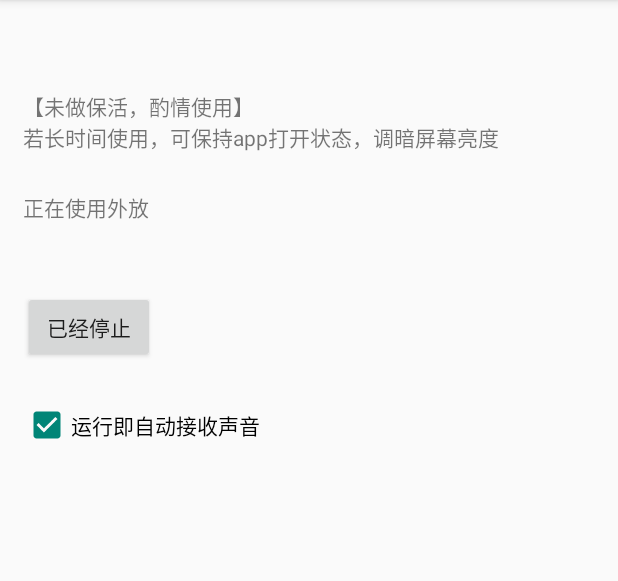
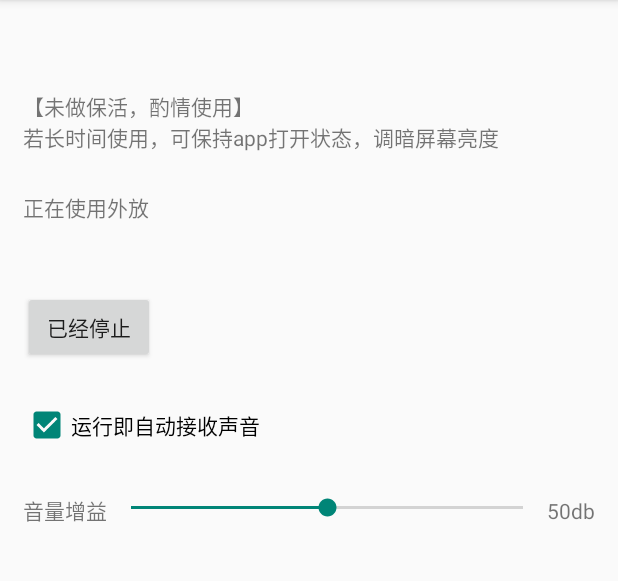
Before and after one commit to lg1256/HeadsetPlayback, an Android app: the screen it shows after launch (MainActivity), on a phone screen of 412 x 824 dp, the part 84-665 px from its top. Run offline under Robolectric (Android 15) with nearby library versions, the phone set to English and light mode, and no system bars; our stand-ins replace ButterKnife.

Commit message:
0.7。音量增益

```diff
--- a/app/build.gradle
+++ b/app/build.gradle
@@ -25,6 +25,10 @@ android {
         sourceCompatibility JavaVersion.VERSION_1_8
         targetCompatibility JavaVersion.VERSION_1_8
     }
+
+    lintOptions {
+        abortOnError false
+    }
 }
 
 dependencies {
--- a/app/src/main/AndroidManifest.xml
+++ b/app/src/main/AndroidManifest.xml
@@ -4,6 +4,8 @@
 
     <uses-permission android:name="android.permission.RECORD_AUDIO" /> <!-- 录音 -->
     <uses-permission android:name="android.permission.BLUETOOTH" />
+
+    <uses-permission android:name="android.permission.FOREGROUND_SERVICE"/>
 
     <application
         android:name=".HeadApp"
@@ -21,6 +23,8 @@
                 <category android:name="android.intent.category.LAUNCHER" />
             </intent-filter>
         </activity>
+
+        <service android:name=".RecordService"/>
     </application>
 
 </manifest>
--- a/app/src/main/java/com/cuiweiyou/headsetplayback/MainActivity.java
+++ b/app/src/main/java/com/cuiweiyou/headsetplayback/MainActivity.java
@@ -12,11 +12,13 @@ import android.graphics.BitmapFactory;
 import android.graphics.Color;
 import android.media.AudioDeviceInfo;
 import android.media.AudioManager;
+import android.media.audiofx.LoudnessEnhancer;
 import android.os.Build;
 import android.os.Bundle;
 import android.util.Log;
 import android.widget.Button;
 import android.widget.CheckBox;
+import android.widget.SeekBar;
 import android.widget.TextView;
 import android.widget.Toast;
 
@@ -43,7 +45,14 @@ public class MainActivity extends ExitAppActivity {
     @BindView(R.id.autoRecordCbox)
     public CheckBox autoRecordCbox;
 
+    @BindView(R.id.loudnessEnhancerBar)
+    public SeekBar loudnessEnhancerBar;
+
+    @BindView(R.id.loudnessEnhancerView)
+    public TextView loudnessEnhancerView;
+
     private HeadsetPlugReceiver headsetPlugReceiver;
+    private LoudnessEnhancer loudnessEnhancer; // LoudnessEnhancer音效处理类，继承自AudioEffect
     private AudioManager audioManager;
     private Unbinder bind;
 
@@ -56,10 +65,14 @@ public class MainActivity extends ExitAppActivity {
         setContentView(R.layout.activity_main);
         bind = ButterKnife.bind(this);
 
+        Intent intent = new Intent(this, RecordService.class);
+        startForegroundService(intent);
+
         audioManager = (AudioManager) getSystemService(Context.AUDIO_SERVICE);
         audioManager.setMode(AudioManager.MODE_IN_COMMUNICATION); // 解决acousticEchoCanceler  not enough Memorry
 
         headsetPlugReceiver = new HeadsetPlugReceiver(this, onDeviceChangedListener);
+        loudnessEnhancer = new LoudnessEnhancer(RecordAndPlaybackUtil.getInstance().getAudioSessionId());
 
         initState();
         initView();
@@ -111,7 +124,7 @@ public class MainActivity extends ExitAppActivity {
         Log.e("ard", "设备数量 " + devices.length);
         for (AudioDeviceInfo device : devices) {
             int deviceType = device.getType();
-            Log.e("ard", "设备 " + device.getProductName()+" = "+deviceType);
+            Log.e("ard", "设备 " + device.getProductName() + " = " + deviceType);
             if ((deviceType == AudioDeviceInfo.TYPE_WIRED_HEADSET) || (deviceType == AudioDeviceInfo.TYPE_WIRED_HEADPHONES)) { // 有线耳机
                 tipView.setText("正在使用有线耳机");
                 isLoundspeaker = false;
@@ -129,6 +142,9 @@ public class MainActivity extends ExitAppActivity {
         boolean autoRecord = ConfigUtil.getInstance().getAutoRecord();
         Log.e("ard", "自动 " + autoRecord);
         autoRecordCbox.setChecked(autoRecord);
+
+        loudnessEnhancerBar.setOnSeekBarChangeListener(onLoudnessEnhancerBarChangedListener);
+        loudnessEnhancerBar.setProgress(50);
     }
 
     private void initTaskDescription() { // 最近任务界面的app名称和图标
@@ -165,13 +181,13 @@ public class MainActivity extends ExitAppActivity {
     }
 
     private void play() {
-        if (!isPlayback){
+        if (!isPlayback) {
             boolean echoCancelAvailable = RecordAndPlaybackUtil.getInstance().startRecord();
             if (echoCancelAvailable) {
                 RecordAndPlaybackUtil.getInstance().playback();
-                if (isLoundspeaker){
+                if (isLoundspeaker) {
                     RecordAndPlaybackUtil.getInstance().setEnchoCancel(true);
-                }else{
+                } else {
                     RecordAndPlaybackUtil.getInstance().setEnchoCancel(false);
                 }
                 isPlayback = true;
@@ -186,7 +202,7 @@ public class MainActivity extends ExitAppActivity {
                     isPlayback = true;
                 }
             }
-        }else{
+        } else {
             RecordAndPlaybackUtil.getInstance().stopback();
             isPlayback = false;
         }
@@ -213,4 +229,32 @@ public class MainActivity extends ExitAppActivity {
             }
         }
     };
+
+    private SeekBar.OnSeekBarChangeListener onLoudnessEnhancerBarChangedListener = new SeekBar.OnSeekBarChangeListener() {
+        /**
+         * 进度被修改
+         * @param seekBar mSeekBar
+         * @param progress 修改后的百分比值-位置
+         * @param fromUser 是不是用户用手指在屏幕上滑动进行修改的。true：手指滑动屏幕修改，false:程序修改
+         */
+        @Override
+        public void onProgressChanged(SeekBar seekBar, int progress, boolean fromUser) {
+            if (0 == progress) {
+                loudnessEnhancer.setEnabled(false);
+                loudnessEnhancerView.setText("关闭");
+            } else {
+                loudnessEnhancer.setEnabled(true);
+                loudnessEnhancer.setTargetGain(progress * 10); // 单位mB(毫贝)。dB分贝，1dB = 100mB
+                loudnessEnhancerView.setText(progress + "db");
+            }
+        }
+
+        @Override
+        public void onStartTrackingTouch(SeekBar seekBar) {
+        }
+
+        @Override
+        public void onStopTrackingTouch(SeekBar seekBar) {
+        }
+    };
 }
--- a/app/src/main/java/com/cuiweiyou/headsetplayback/RecordAndPlaybackUtil.java
+++ b/app/src/main/java/com/cuiweiyou/headsetplayback/RecordAndPlaybackUtil.java
@@ -7,6 +7,8 @@ import android.media.AudioTrack;
 import android.media.MediaRecorder;
 import android.media.audiofx.AcousticEchoCanceler;
 import android.util.Log;
+
+import java.util.Arrays;
 
 /**
  * www.gaohaiyan.com
@@ -67,6 +69,23 @@ public class RecordAndPlaybackUtil {
             }
         }
         return instance;
+    }
+
+    // 播放设备id
+    public int getAudioSessionId(){
+        return audioTrack.getAudioSessionId();
+
+        //如果是用 MediaPlayer 播放，使用 MediaPlayer.getAudioSessionId()
+        //如果使用 AudioTrack 播放，使用 AudioTrack.getAudioSessionId()
+        //如果是用 ExoPlayer 播放，使用如下方式
+        //SimpleExoplayer.addAnalyticsListener(object: AnalyticsListener {
+        //    override fun onAudioSessionId(
+        //            eventTime: AnalyticsListener.EventTime,
+        //            audioSessionId: Int
+        //) {
+        //        val enhancer = LoudnessEnhancer(audioSessionId)
+        //  }
+        //})
     }
 
     /**
--- a/app/src/main/res/layout/activity_main.xml
+++ b/app/src/main/res/layout/activity_main.xml
@@ -34,4 +34,31 @@
         android:checked="true"
         android:text="运行即自动接收声音"/>
 
+    <LinearLayout
+        android:layout_width="match_parent"
+        android:layout_height="wrap_content"
+        android:layout_marginTop="30dp"
+        android:orientation="horizontal">
+
+        <TextView
+            android:text="音量增益"
+            android:layout_width="wrap_content"
+            android:layout_height="wrap_content"/>
+
+        <SeekBar
+            android:id="@+id/loudnessEnhancerBar"
+            android:layout_width="0px"
+            android:layout_weight="1"
+            android:min="0"
+            android:max="100"
+            android:progress="0"
+            android:layout_height="wrap_content"/>
+
+        <TextView
+            android:id="@+id/loudnessEnhancerView"
+            android:text="0db"
+            android:layout_width="wrap_content"
+            android:layout_height="wrap_content"/>
+    </LinearLayout>
+
 </LinearLayout>
```
Also changed, not shown: app/src/main/java/com/cuiweiyou/headsetplayback/RecordService.java (added, +45 -0 lines).
